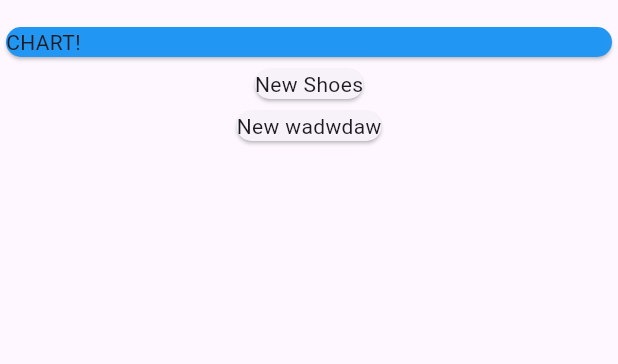
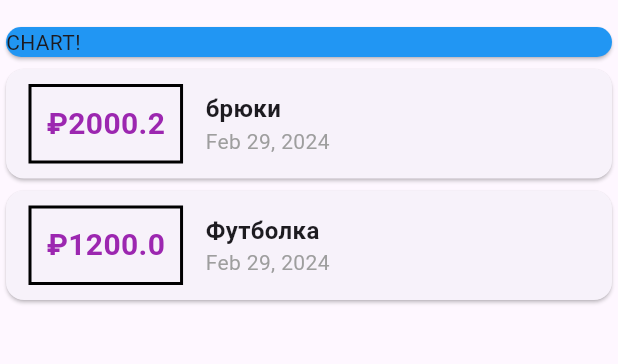
Before and after one commit to poncho-boncho/cost_control, a Flutter app: the screen it shows after launch, on a phone screen of 412 x 824 dp, the part 63-427 px from its top. Run offline on Flutter 3.47's test engine with Material 3 defaults, Android fonts, the light colour scheme and no system bars.

Commit message:
added ListView display

```diff
--- a/cost_control/lib/main.dart
+++ b/cost_control/lib/main.dart
@@ -1,5 +1,7 @@
 import 'package:flutter/material.dart';
 import 'transaction.dart';
+import 'package:intl/intl.dart';
+import 'dart:io';
 
 void main() {
   runApp(const MyApp());
@@ -19,15 +21,16 @@ class MyApp extends StatelessWidget {
 }
 
 class MyHomePage extends StatelessWidget {
+  final String defaultLocale = Platform.localeName;
   final List<Transaction> transactions = [
     Transaction(
         id: 't1',
-        title: 'New Shoes',
+        title: 'брюки',
         amount: 2000.200,
         dateTime: DateTime.now()),
     Transaction(
         id: 't2',
-        title: 'New wadwdaw',
+        title: 'Футболка',
         amount: 1200,
         dateTime: DateTime.now())
   ];
@@ -47,7 +50,45 @@ class MyHomePage extends StatelessWidget {
             ),
           ),
           Column(children: transactions.map((tx) {
-            return Card(child: Text(tx.title),
+            return Card(
+              child: Row(
+                children: <Widget>[
+                  Container(
+                    margin: EdgeInsets.symmetric(
+                      vertical: 10,
+                      horizontal: 15,
+                    ),
+                    decoration: BoxDecoration(
+                      border: Border.all(
+                          color: Colors.black,
+                          width: 2)
+                    ),
+                    padding: EdgeInsets.all(10),
+                    child: Text(
+                      '₽${tx.amount}',
+                      style: TextStyle(
+                        fontWeight: FontWeight.bold,
+                        fontSize: 20,
+                        color: Colors.purple
+                      ),
+                    ),
+                  ),
+                  Column(
+                    crossAxisAlignment: CrossAxisAlignment.start,
+                    children: <Widget>[
+                      Text(tx.title,
+                      style: TextStyle(
+                        fontSize: 16,
+                        fontWeight: FontWeight.bold
+                      ),),
+                      Text(
+                        DateFormat.yMMMd().format(
+                        tx.dateTime),
+                      style: TextStyle(color: Colors.grey),)
+                    ],
+                  )
+                ],
+                ),
             );
           }).toList(),
           )
--- a/cost_control/pubspec.yaml
+++ b/cost_control/pubspec.yaml
@@ -30,6 +30,7 @@ environment:
 dependencies:
   flutter:
     sdk: flutter
+  intl: ^0.19.0
 
 
   # The following adds the Cupertino Icons font to your application.
```
Also changed, not shown: cost_control/pubspec.lock.
